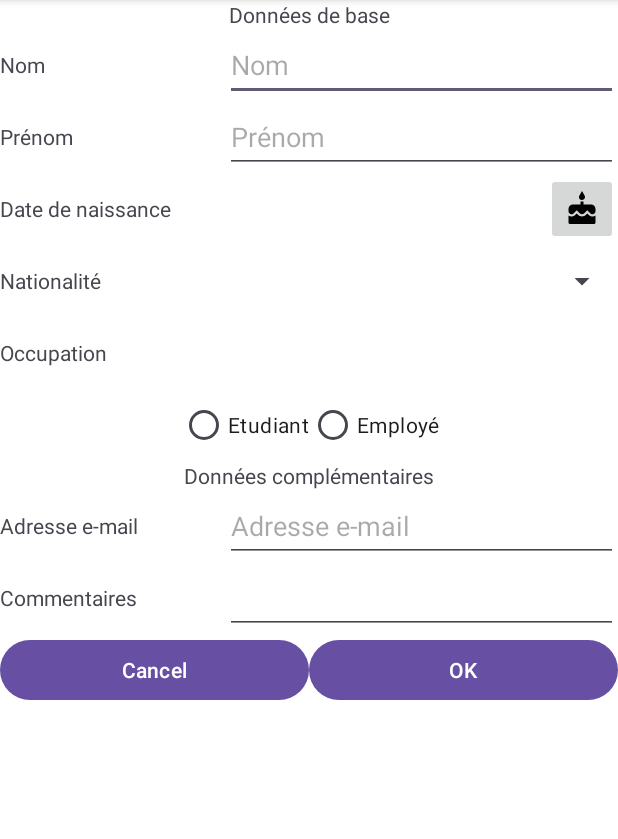
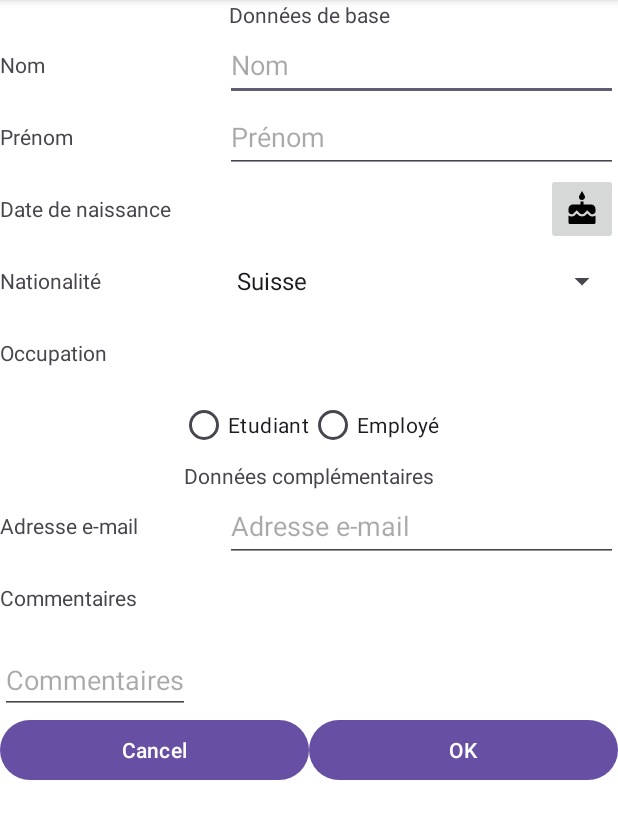
Before and after one commit to GuggisbergSimon/DAA-L2, an Android app: the screen it shows after launch (MainActivity), on a phone screen of 412 x 824 dp, the part 96-935 px from its top. Run offline under Robolectric (Android 15) with nearby library versions, the phone set to English and light mode, and no system bars.

Commit message:
add spinners, improve clear

```diff
--- a/app/src/main/java/ch/heigvd/iict/daa/lab03/MainActivity.kt
+++ b/app/src/main/java/ch/heigvd/iict/daa/lab03/MainActivity.kt
@@ -3,6 +3,7 @@ package ch.heigvd.iict.daa.lab03
 import android.app.DatePickerDialog
 import android.os.Bundle
 import android.view.View
+import android.widget.ArrayAdapter
 import android.widget.Button
 import android.widget.EditText
 import android.widget.ImageButton
@@ -20,7 +21,39 @@ class MainActivity : AppCompatActivity() {
         super.onCreate(savedInstanceState)
         setContentView(R.layout.activity_main)
 
-        // Students and employees fields
+        // Base fields
+        val baseEditTexts = listOf(
+            findViewById<EditText>(R.id.main_base_name),
+            findViewById<EditText>(R.id.main_base_firstname),
+        )
+
+        // Additional fields
+        val additionalEditTexts = listOf(
+            findViewById<EditText>(R.id.main_complementary_email),
+            findViewById<EditText>(R.id.main_complementary_remarks),
+        )
+
+        // Nationalities spinner
+        val nationalitiesSpinner = findViewById<Spinner>(R.id.nationality)
+        val nationalitiesAdapter = ArrayAdapter.createFromResource(
+            this,
+            R.array.nationalities,
+            android.R.layout.simple_spinner_item
+        )
+        nationalitiesAdapter.setDropDownViewResource(android.R.layout.simple_spinner_dropdown_item)
+        nationalitiesSpinner.adapter = nationalitiesAdapter
+
+        // Sectors spinner
+        val sectorsSpinner = findViewById<Spinner>(R.id.sector)
+        val sectorsAdapter = ArrayAdapter.createFromResource(
+            this,
+            R.array.sectors,
+            android.R.layout.simple_spinner_item
+        )
+        sectorsAdapter.setDropDownViewResource(android.R.layout.simple_spinner_dropdown_item)
+        sectorsSpinner.adapter = sectorsAdapter
+
+        // Student fields
         val studentTextViews = listOf(
             findViewById<TextView>(R.id.main_specific_students_title),
             findViewById<TextView>(R.id.main_specific_school_title),
@@ -31,6 +64,7 @@ class MainActivity : AppCompatActivity() {
             findViewById<EditText>(R.id.main_specific_graduationyear),
         )
 
+        // Employee fields
         val employeeTextViews = listOf(
             findViewById<TextView>(R.id.main_specific_workers_title),
             findViewById<TextView>(R.id.main_specific_company_title),
@@ -41,14 +75,13 @@ class MainActivity : AppCompatActivity() {
             findViewById<EditText>(R.id.main_specific_company),
             findViewById<EditText>(R.id.main_specific_experience),
         )
-        val employeeSpinner = findViewById<Spinner>(R.id.sector)
 
         // Hide all student and employee fields
         studentTextViews.forEach { it.visibility = View.GONE }
         studentEditTexts.forEach { it.visibility = View.GONE }
         employeeTextViews.forEach { it.visibility = View.GONE }
         employeeEditTexts.forEach { it.visibility = View.GONE }
-        employeeSpinner.visibility = View.GONE
+        sectorsSpinner.visibility = View.GONE
 
         // Radio buttons
         val studentRadioButton = findViewById<Button>(R.id.main_base_occupation_student)
@@ -57,7 +90,7 @@ class MainActivity : AppCompatActivity() {
             studentEditTexts.forEach { it.visibility = View.VISIBLE }
             employeeTextViews.forEach { it.visibility = View.GONE }
             employeeEditTexts.forEach { it.visibility = View.GONE }
-            employeeSpinner.visibility = View.GONE
+            sectorsSpinner.visibility = View.GONE
         }
 
         val employeeRadioButton = findViewById<Button>(R.id.main_base_occupation_worker)
@@ -66,45 +99,44 @@ class MainActivity : AppCompatActivity() {
             studentEditTexts.forEach { it.visibility = View.GONE }
             employeeTextViews.forEach { it.visibility = View.VISIBLE }
             employeeEditTexts.forEach { it.visibility = View.VISIBLE }
-            employeeSpinner.visibility = View.VISIBLE
+            sectorsSpinner.visibility = View.VISIBLE
         }
-
-        //TODO spinners setup
 
         // Cancel button
         val cancelButton = findViewById<Button>(R.id.btn_cancel)
         cancelButton.setOnClickListener {
-            //TODO clear all other fields
+            baseEditTexts.forEach { it.text.clear() }
             studentEditTexts.forEach { it.text.clear() }
             employeeEditTexts.forEach { it.text.clear() }
+            additionalEditTexts.forEach { it.text.clear() }
         }
 
         // OK button
         val okButton = findViewById<Button>(R.id.btn_ok)
         okButton.setOnClickListener {
-            //TODO check that fields are not null ?
+            //TODO check that fields are not null or have valid values ?
             val Person = if (studentRadioButton.isSelected) {
                 Student(
-                    findViewById<EditText>(R.id.main_base_name).text.toString(),
-                    findViewById<EditText>(R.id.main_base_firstname).text.toString(),
+                    baseEditTexts[0].text.toString(),
+                    baseEditTexts[1].text.toString(),
                     calendar,
-                    findViewById<EditText>(R.id.nationality).toString(),
-                    findViewById<EditText>(R.id.main_specific_school).text.toString(),
-                    findViewById<EditText>(R.id.main_specific_graduationyear).text.toString().toInt(),
-                    findViewById<EditText>(R.id.main_complementary_email).text.toString(),
-                    findViewById<EditText>(R.id.main_complementary_remarks).text.toString()
+                    nationalitiesSpinner.selectedItem.toString(),
+                    studentEditTexts[0].text.toString(),
+                    studentEditTexts[1].text.toString().toInt(),
+                    additionalEditTexts[0].text.toString(),
+                    additionalEditTexts[1].text.toString()
                 )
             } else {
                 Worker(
-                    findViewById<EditText>(R.id.main_base_name).text.toString(),
-                    findViewById<EditText>(R.id.main_base_firstname).text.toString(),
+                    baseEditTexts[0].text.toString(),
+                    baseEditTexts[1].text.toString(),
                     calendar,
-                    findViewById<EditText>(R.id.nationality).toString(),
-                    findViewById<EditText>(R.id.main_specific_company).text.toString(),
-                    findViewById<Spinner>(R.id.sector).selectedItem.toString(),
-                    findViewById<EditText>(R.id.main_specific_experience).text.toString().toInt(),
-                    findViewById<EditText>(R.id.main_complementary_email).text.toString(),
-                    findViewById<EditText>(R.id.main_complementary_remarks).text.toString()
+                    nationalitiesSpinner.toString(),
+                    employeeEditTexts[0].text.toString(),
+                    sectorsSpinner.selectedItem.toString(),
+                    employeeEditTexts[1].text.toString().toInt(),
+                    additionalEditTexts[0].text.toString(),
+                    additionalEditTexts[1].text.toString()
                 )
             }
 
@@ -123,7 +155,7 @@ class MainActivity : AppCompatActivity() {
                 DatePickerDialog(this, { _, selectedYear, selectedMonth, selectedDay ->
                     calendar.set(selectedYear, selectedMonth, selectedDay)
                     val birthdateTextView = findViewById<TextView>(R.id.main_base_birthdate)
-                    birthdateTextView.text = "$selectedDay/${selectedMonth + 1}/$selectedYear"
+                    birthdateTextView.text = String.format("$selectedDay/${selectedMonth + 1}/$selectedYear")
                 }, year, month, day)
 
             datePickerDialog.show()
--- a/app/src/main/res/layout/activity_main.xml
+++ b/app/src/main/res/layout/activity_main.xml
@@ -304,11 +304,17 @@
 
     <EditText
         android:id="@+id/main_complementary_remarks"
-        android:layout_width="0dp"
-        android:layout_height="@dimen/lineHeight"
-        app:layout_constraintTop_toTopOf="@id/main_complementary_remarks_title"
-        app:layout_constraintStart_toEndOf="@id/main_complementary_remarks_title"
-        app:layout_constraintEnd_toEndOf="parent"
+        android:layout_width="wrap_content"
+        android:layout_height="wrap_content"
+        android:gravity="top|start"
+        android:hint="@string/additional_remarks_title"
+        android:layout_marginTop="8dp"
+        android:layout_marginBottom="8dp"
+        android:scrollbars="vertical"
+        android:imeOptions="flagNoEnterAction"
+        android:inputType="textMultiLine|textCapSentences|textAutoCorrect"
+        app:layout_constraintTop_toBottomOf="@id/main_complementary_remarks_title"
+        app:layout_constraintStart_toStartOf="parent"
         app:layout_constraintHorizontal_bias="0.5" />
 
     <Button
```
Also changed, not shown: 1 other file.
